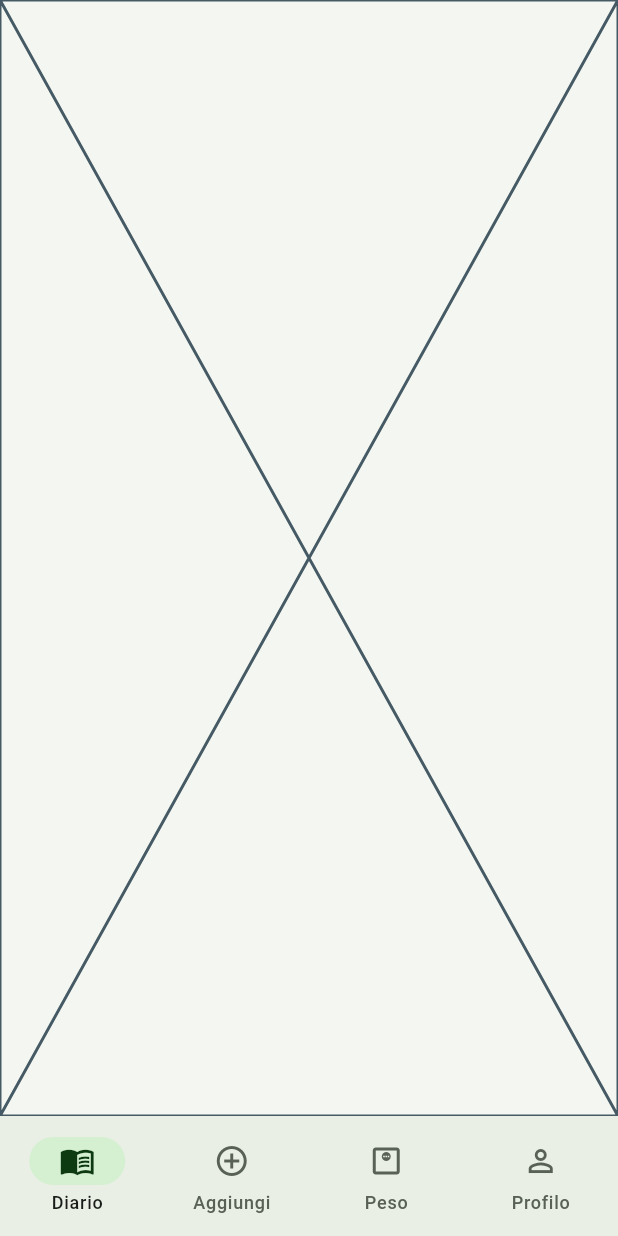
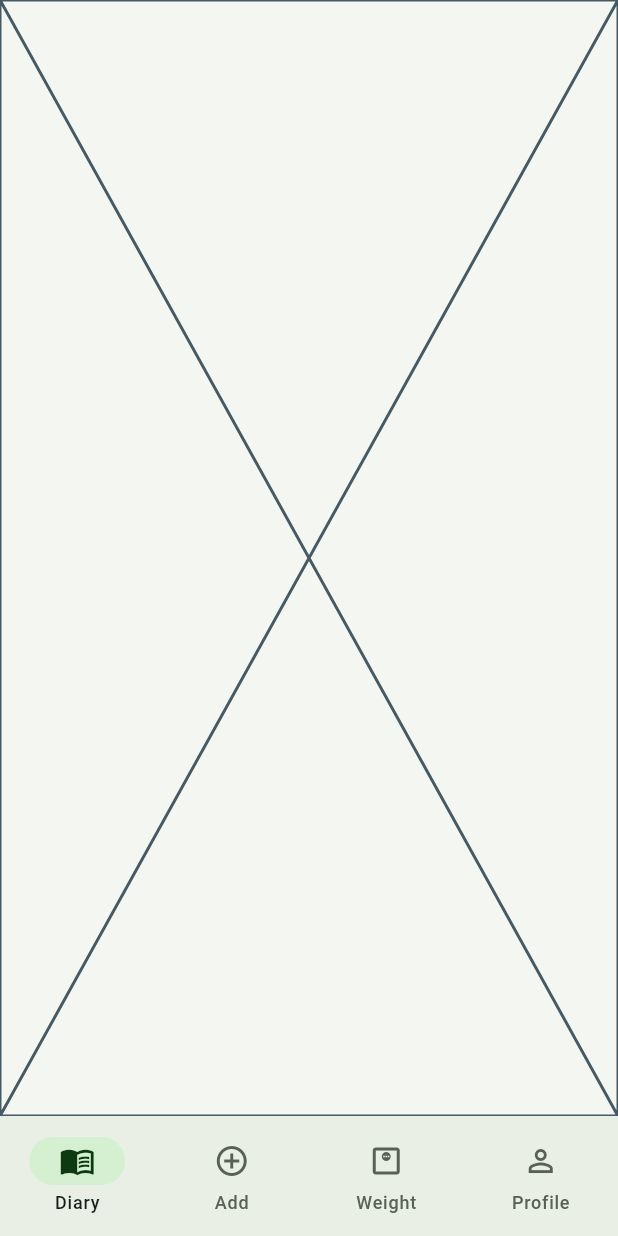
Before and after one commit to Mattew-dev/Kcalm, a Flutter app: the screen it shows after launch, on a phone screen of 412 x 824 dp. Run offline on Flutter 3.47's test engine with Material 3 defaults, Android fonts, the phone set to English and light mode, and no system bars; our stand-ins replace flutter_riverpod.

Commit message:
traduzioni it/en con AppLocalizations e JSON

```diff
--- a/lib/UI/App.dart
+++ b/lib/UI/App.dart
@@ -1,4 +1,6 @@
 import 'package:flutter/material.dart';
+import 'package:flutter_localizations/flutter_localizations.dart';
+import 'package:kcalm/UI/behaviors/AppLocalizations.dart';
 import 'package:kcalm/UI/pages/Layout.dart';
 import 'package:kcalm/UI/aspects/AppTheme.dart';
 
@@ -9,6 +11,16 @@ class App extends StatelessWidget{
   Widget build(BuildContext context){
     return MaterialApp(
       title: 'Kcalm',
+      localizationsDelegates: [ // aggiungo i delegati per la traduzione
+        AppLocalizations.delegate,
+        GlobalMaterialLocalizations.delegate,
+        GlobalWidgetsLocalizations.delegate,
+        GlobalCupertinoLocalizations.delegate,
+      ],
+      supportedLocales: const [
+        Locale('it'),
+        Locale('en'),
+      ],
       theme: AppTheme.chiaro,
       darkTheme: AppTheme.scuro,
       themeMode: ThemeMode.system,
--- /dev/null
+++ b/lib/UI/behaviors/AppLocalizations.dart
@@ -0,0 +1,51 @@
+import 'dart:convert';
+
+import 'package:flutter/material.dart';
+import 'package:flutter/services.dart';
+
+class AppLocalizations {
+
+  final Locale locale;
+  AppLocalizations(this.locale);
+
+  static const LocalizationsDelegate<AppLocalizations> delegate = _AppLocalizationDelegate();
+  late Map<String, String> _localizedString;
+
+  static AppLocalizations? of(BuildContext context){
+    return Localizations.of<AppLocalizations>(context, AppLocalizations);
+  }
+
+  /// conversione in String
+  Future<bool> load() async{
+    String jsonString = await rootBundle.loadString('localizable/${locale.languageCode}.json');
+    Map<String, dynamic> jsonMap = json.decode(jsonString);
+    _localizedString = jsonMap.map((key, value){
+      return MapEntry(key, value.toString());
+    });
+    return true;
+  }
+
+  /// metodo di traduzione
+  String translate(String key)=> _localizedString[key]?? '$key -> TESTO DIMENTICATO';
+}
+
+class _AppLocalizationDelegate extends LocalizationsDelegate<AppLocalizations>{
+  const _AppLocalizationDelegate();
+
+  @override
+  bool isSupported(Locale locale) {
+    return(locale.languageCode == 'it' || locale.languageCode == 'en');
+  }
+
+  @override
+  Future<AppLocalizations> load(Locale locale) async {
+    final trad = AppLocalizations(locale);
+    await trad.load();
+    return trad;
+  }
+
+  @override
+  bool shouldReload(covariant LocalizationsDelegate<AppLocalizations> old) {
+    return false; // le traduzioni non cambiano mentre l'app gira
+  }
+}
--- a/lib/UI/pages/Layout.dart
+++ b/lib/UI/pages/Layout.dart
@@ -1,8 +1,10 @@
 import 'package:flutter/material.dart';
+import 'package:kcalm/UI/App.dart';
 import 'package:kcalm/UI/pages/DiaryPage.dart';
 import 'package:kcalm/UI/pages/AddFoodPage.dart';
 import 'package:kcalm/UI/pages/WeightPage.dart';
 import 'package:kcalm/UI/pages/ProfilePage.dart';
+import 'package:kcalm/UI/behaviors/AppLocalizations.dart';
 
 class Layout extends StatefulWidget{
   const Layout({super.key});
@@ -25,23 +27,23 @@ class _LayoutState extends State<Layout>{
       bottomNavigationBar: NavigationBar(
         selectedIndex: _indice,
         onDestinationSelected: (i)=>setState(() => _indice = i),
-        destinations: const [
+        destinations: [
           NavigationDestination(
-              icon: Icon(Icons.menu_book_outlined),
-              selectedIcon: Icon(Icons.menu_book),
-              label: "Diario"),
+              icon: const Icon(Icons.menu_book_outlined),
+              selectedIcon: const Icon(Icons.menu_book),
+              label: AppLocalizations.of(context)!.translate('diary')),
           NavigationDestination(
               icon: Icon(Icons.add_circle_outline),
               selectedIcon: Icon(Icons.add_circle),
-              label: "Aggiungi"),
+              label: AppLocalizations.of(context)!.translate('add')),
           NavigationDestination(
               icon: Icon(Icons.monitor_weight_outlined),
               selectedIcon: Icon(Icons.monitor_weight),
-              label: "Peso"),
+              label: AppLocalizations.of(context)!.translate('weight')),
           NavigationDestination(
               icon: Icon(Icons.person_outline),
               selectedIcon: Icon(Icons.person),
-              label: "Profilo"),
+              label: AppLocalizations.of(context)!.translate('profile')),
         ],
       ),
     );
--- a/localizable/en.json
+++ b/localizable/en.json
@@ -1,6 +1,6 @@
 {
-  "diario": "Diary",
-  "aggiungi": "Add",
-  "peso": "Weight",
-  "profilo": "Profile"
+  "diary": "Diary",
+  "add": "Add",
+  "weight": "Weight",
+  "profile": "Profile"
 }
```
